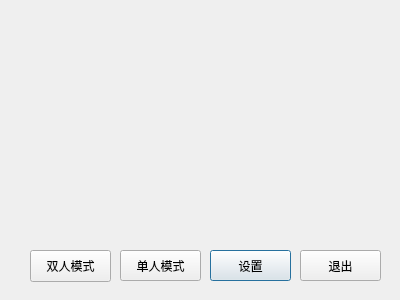
Above: Main_Pro/MainController.ui from ZaoHan415/GamePro before the change. Below: the same form after it.
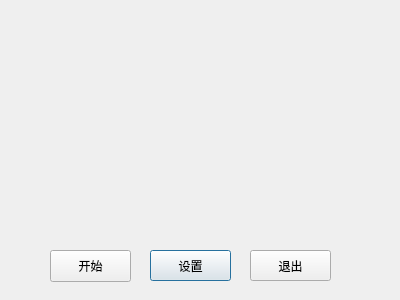
That is the form after the change. Icons and pictures are not drawn.

```diff
--- a/Main_Pro/MainController.ui
+++ b/Main_Pro/MainController.ui
@@ -16,7 +16,7 @@
   <widget class="QPushButton" name="SZ">
    <property name="geometry">
     <rect>
-     <x>210</x>
+     <x>150</x>
      <y>250</y>
      <width>81</width>
      <height>31</height>
@@ -29,20 +29,20 @@
   <widget class="QPushButton" name="BButton">
    <property name="geometry">
     <rect>
-     <x>30</x>
+     <x>50</x>
      <y>250</y>
      <width>81</width>
      <height>32</height>
     </rect>
    </property>
    <property name="text">
-    <string>双人模式</string>
+    <string>开始</string>
    </property>
   </widget>
   <widget class="QPushButton" name="Quit">
    <property name="geometry">
     <rect>
-     <x>300</x>
+     <x>250</x>
      <y>250</y>
      <width>81</width>
      <height>31</height>
@@ -97,19 +97,6 @@
     <string/>
    </property>
   </widget>
-  <widget class="QPushButton" name="AButton">
-   <property name="geometry">
-    <rect>
-     <x>120</x>
-     <y>250</y>
-     <width>81</width>
-     <height>31</height>
-    </rect>
-   </property>
-   <property name="text">
-    <string>单人模式</string>
-   </property>
-  </widget>
  </widget>
  <resources/>
  <connections/>
```
